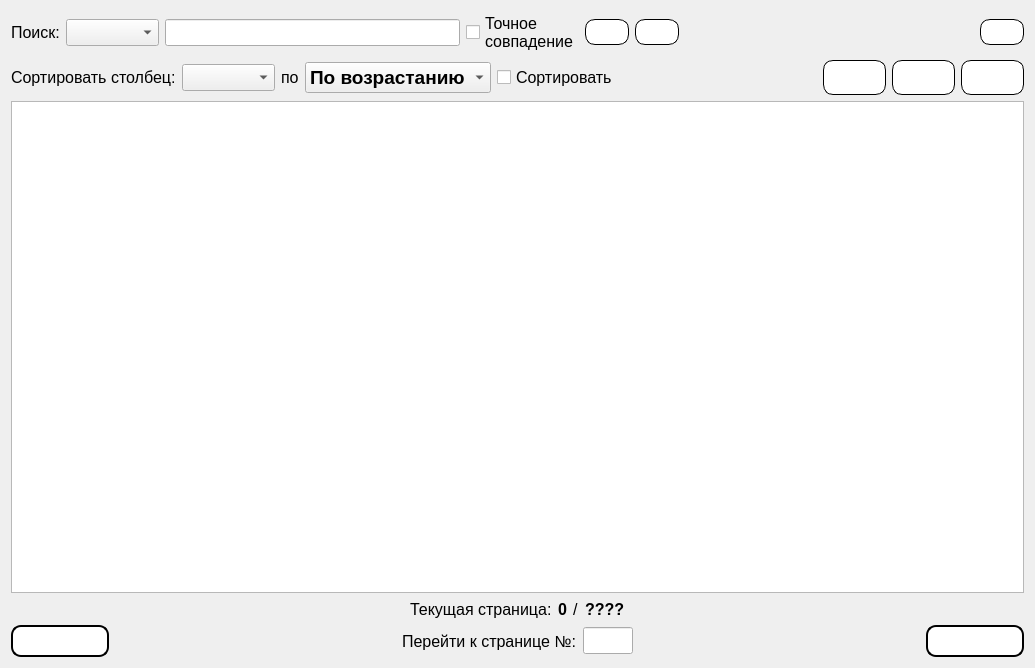
Before: the Qt Designer form Gui/TabWidgets/Admin/payments.ui in MyEdit/Casino_Client, drawn with Qt 5.
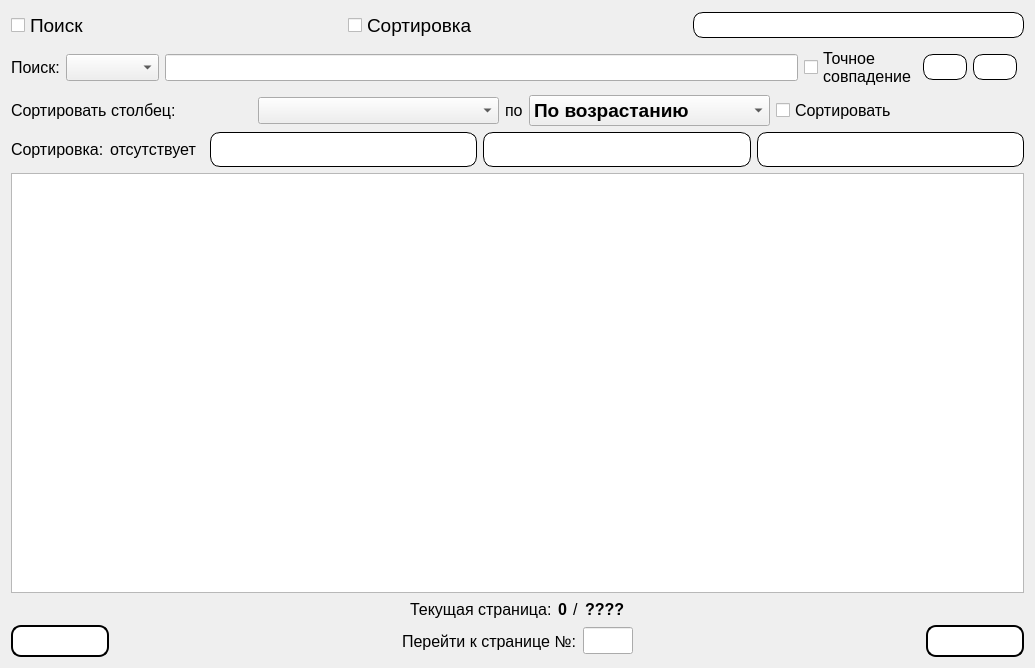
After: the same form once the commit is applied. Icons and pictures are not drawn.

Patch:
```diff
--- a/Gui/TabWidgets/Admin/payments.ui
+++ b/Gui/TabWidgets/Admin/payments.ui
@@ -14,6 +14,78 @@
    <string>Form</string>
   </property>
   <layout class="QVBoxLayout" name="verticalLayout">
+   <item>
+    <layout class="QHBoxLayout" name="horizontalLayout_2">
+     <item>
+      <widget class="QCheckBox" name="checkBox_Search">
+       <property name="font">
+        <font>
+         <family>Segoe UI</family>
+         <pointsize>14</pointsize>
+        </font>
+       </property>
+       <property name="text">
+        <string>Поиск</string>
+       </property>
+      </widget>
+     </item>
+     <item>
+      <widget class="QCheckBox" name="checkBox_Sorting">
+       <property name="font">
+        <font>
+         <family>Segoe UI</family>
+         <pointsize>14</pointsize>
+        </font>
+       </property>
+       <property name="text">
+        <string>Сортировка</string>
+       </property>
+      </widget>
+     </item>
+     <item>
+      <spacer name="horizontalSpacer_2">
+       <property name="orientation">
+        <enum>Qt::Horizontal</enum>
+       </property>
+      </spacer>
+     </item>
+     <item>
+      <widget class="QPushButton" name="refreshData">
+       <property name="styleSheet">
+        <string notr="true">QPushButton {
+    background-color: white;
+    border: 1px solid black;
+    border-radius: 10px;
+    padding: 5px;
+    color: black;
+}
+
+QPushButton:hover {
+    background-color: rgb(100, 88, 255);
+	color: white;
+}
+
+QPushButton:pressed {
+	background-color: rgba(220, 60, 190, 255);
+}</string>
+       </property>
+       <property name="text">
+        <string/>
+       </property>
+       <property name="icon">
+        <iconset resource="../../../resources.qrc">
+         <normaloff>:/icons/resources/update.png</normaloff>:/icons/resources/update.png</iconset>
+       </property>
+       <property name="iconSize">
+        <size>
+         <width>32</width>
+         <height>32</height>
+        </size>
+       </property>
+      </widget>
+     </item>
+    </layout>
+   </item>
    <item>
     <layout class="QHBoxLayout" name="horizontalLayout_9">
      <item>
@@ -140,49 +212,8 @@
        <property name="orientation">
         <enum>Qt::Horizontal</enum>
        </property>
-       <property name="sizeHint" stdset="0">
-        <size>
-         <width>40</width>
-         <height>20</height>
-        </size>
-       </property>
       </spacer>
      </item>
-     <item>
-      <widget class="QPushButton" name="refreshData">
-       <property name="styleSheet">
-        <string notr="true">QPushButton {
-    background-color: white;
-    border: 1px solid black;
-    border-radius: 10px;
-    padding: 5px;
-    color: black;
-}
-
-QPushButton:hover {
-    background-color: rgb(100, 88, 255);
-	color: white;
-}
-
-QPushButton:pressed {
-	background-color: rgba(220, 60, 190, 255);
-}</string>
-       </property>
-       <property name="text">
-        <string/>
-       </property>
-       <property name="icon">
-        <iconset resource="../../../resources.qrc">
-         <normaloff>:/icons/resources/update.png</normaloff>:/icons/resources/update.png</iconset>
-       </property>
-       <property name="iconSize">
-        <size>
-         <width>32</width>
-         <height>32</height>
-        </size>
-       </property>
-      </widget>
-     </item>
     </layout>
    </item>
    <item>
@@ -277,16 +308,59 @@
        <property name="orientation">
         <enum>Qt::Horizontal</enum>
        </property>
-       <property name="sizeHint" stdset="0">
-        <size>
-         <width>40</width>
-         <height>20</height>
-        </size>
+      </spacer>
+     </item>
+    </layout>
+   </item>
+   <item>
+    <layout class="QHBoxLayout" name="horizontalLayout">
+     <item>
+      <widget class="QLabel" name="label_7">
+       <property name="sizePolicy">
+        <sizepolicy hsizetype="Fixed" vsizetype="Preferred">
+         <horstretch>0</horstretch>
+         <verstretch>0</verstretch>
+        </sizepolicy>
        </property>
+       <property name="font">
+        <font>
+         <family>Segoe UI</family>
+         <pointsize>12</pointsize>
+        </font>
+       </property>
+       <property name="text">
+        <string>Сортировка:</string>
+       </property>
+      </widget>
+     </item>
+     <item>
+      <widget class="QLabel" name="label_8">
+       <property name="sizePolicy">
+        <sizepolicy hsizetype="Fixed" vsizetype="Preferred">
+         <horstretch>0</horstretch>
+         <verstretch>0</verstretch>
+        </sizepolicy>
+       </property>
+       <property name="font">
+        <font>
+         <family>Segoe UI</family>
+         <pointsize>12</pointsize>
+        </font>
+       </property>
+       <property name="text">
+        <string>отсутствует</string>
+       </property>
+      </widget>
+     </item>
+     <item>
+      <spacer name="horizontalSpacer">
+       <property name="orientation">
+        <enum>Qt::Horizontal</enum>
+       </property>
       </spacer>
      </item>
      <item>
-      <widget class="QPushButton" name="addPayments">
+      <widget class="QPushButton" name="addPayment">
        <property name="font">
         <font>
          <family>Segoe UI</family>
@@ -329,7 +403,7 @@
       </widget>
      </item>
      <item>
-      <widget class="QPushButton" name="editPayments">
+      <widget class="QPushButton" name="editPayment">
        <property name="font">
         <font>
          <family>Segoe UI</family>
@@ -369,7 +443,7 @@
       </widget>
      </item>
      <item>
-      <widget class="QPushButton" name="deletePayments">
+      <widget class="QPushButton" name="deletePayment">
        <property name="font">
         <font>
          <family>Segoe UI</family>
```
